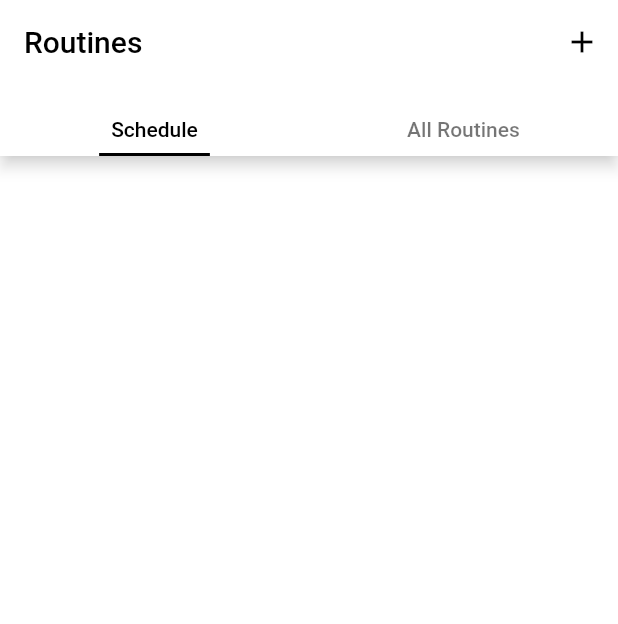
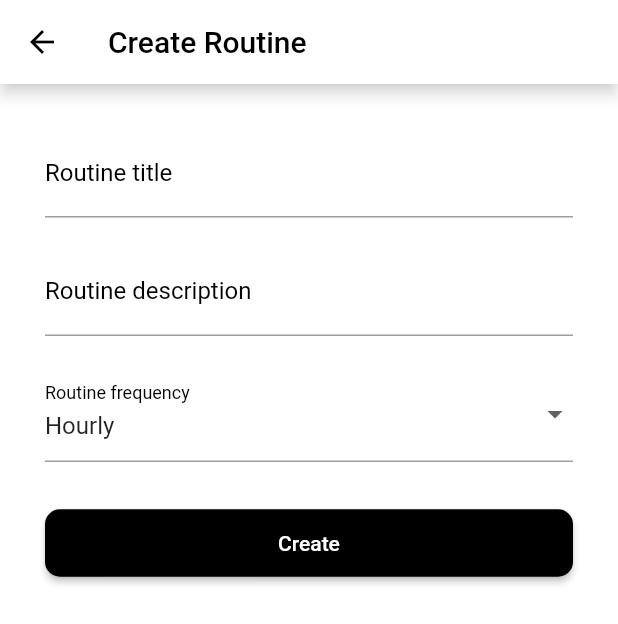
Before and after one commit to Deuque/Routine-Check-Application, a Flutter app: the screen it shows after launch, after a tap on the "add" icon, on a phone screen of 412 x 824 dp. Shown: the top 624 px of the screen. Run offline on Flutter 3.47's test engine with Material 2 defaults, Android fonts, the phone set to English and light mode, and no system bars; our stand-ins replace equatable, flutter_bloc, shared_preferences.

Commit message:
implemented create and edit routines, display routines and routine overview

```diff
--- /dev/null
+++ b/lib/bloc/routine_bloc_state.dart
@@ -0,0 +1,10 @@
+part of 'routine_bloc_cubit.dart';
+
+class RoutineBlocState extends Equatable {
+  final List<RoutineModel> routines;
+
+  const RoutineBlocState(this.routines);
+
+  @override
+  List<Object?> get props => [routines];
+}
--- /dev/null
+++ b/lib/data/routine_repository.dart
@@ -0,0 +1,7 @@
+import 'package:nomba/domain/routine_model.dart';
+
+abstract class RoutineRepository {
+  Future<Set<RoutineModel>> getRoutines();
+
+  Future<bool> saveRoutines(Set<RoutineModel> routines);
+}
--- /dev/null
+++ b/lib/data/routine_repository_impl.dart
@@ -0,0 +1,24 @@
+import 'dart:convert';
+
+import 'package:nomba/data/routine_repository.dart';
+import 'package:nomba/domain/routine_model.dart';
+import 'package:shared_preferences/shared_preferences.dart';
+
+class RoutineRepositoryImpl implements RoutineRepository {
+  Future<SharedPreferences> get _prefInstance =>
+      SharedPreferences.getInstance();
+
+  @override
+  Future<Set<RoutineModel>> getRoutines() async {
+    final instance = await _prefInstance;
+    final storedList = instance.getStringList('routines') ?? [];
+    return storedList.map((e) => RoutineModel.fromJson(jsonDecode(e))).toSet();
+  }
+
+  @override
+  Future<bool> saveRoutines(Set<RoutineModel> routines) async {
+    final instance = await _prefInstance;
+    final encodedStringList = routines.map((e) => jsonEncode(e)).toList();
+    return instance.setStringList('routines', encodedStringList);
+  }
+}
--- a/lib/domain/routine_model.dart
+++ b/lib/domain/routine_model.dart
@@ -5,14 +5,36 @@ class RoutineModel extends Equatable {
   final String title, description;
   final DateTime createdAt;
   final Set<DateTime> doneSessions;
+  final RoutineFrequency frequency;
 
   const RoutineModel({
     required this.title,
     required this.description,
     required this.createdAt,
     required this.doneSessions,
+    required this.frequency,
   });
+
+  Map<String, dynamic> toJson() => {
+        'title': title,
+        'description': description,
+        'frequency': frequency.name,
+        'createdAt': createdAt.toIso8601String(),
+        'doneSessions': doneSessions.map((e) => e.toIso8601String()).toList(),
+      };
+
+  static RoutineModel fromJson(Map<String, dynamic> json) => RoutineModel(
+        title: json['title'],
+        description: json['description'],
+        createdAt: DateTime.parse(json['createdAt']),
+        doneSessions:
+            List<String>.from(json['doneSessions']).map(DateTime.parse).toSet(),
+        frequency: RoutineFrequency.values
+            .firstWhere((e) => e.name == json['frequency']),
+      );
 
   @override
   List<Object?> get props => [title, description, createdAt, doneSessions];
 }
+
+enum RoutineFrequency { hourly, daily, weekly, monthly, yearly }
--- /dev/null
+++ b/lib/helpers/string_formatter.dart
@@ -0,0 +1,2 @@
+String toInitialCaps(String text) =>
+    text.substring(0, 1).toUpperCase() + text.substring(1).toLowerCase();
--- a/lib/main.dart
+++ b/lib/main.dart
@@ -1,5 +1,10 @@
 import 'package:flutter/material.dart';
-import 'package:nomba/presentation/routines.dart';
+import 'package:flutter_bloc/flutter_bloc.dart';
+import 'package:nomba/bloc/routine_bloc_cubit.dart';
+import 'package:nomba/data/routine_repository_impl.dart';
+import 'package:nomba/presentation/theme.dart';
+
+import 'presentation/routes.dart';
 
 void main() {
   runApp(const MyApp());
@@ -10,20 +15,14 @@ class MyApp extends StatelessWidget {
 
   @override
   Widget build(BuildContext context) {
-    return MaterialApp(
-      title: 'Nomba Test',
-      theme: ThemeData(
-        primaryColorDark: Colors.black,
-        primaryColor: Colors.black,
-        scaffoldBackgroundColor: Colors.white,
-        appBarTheme: AppBarTheme(
-          backgroundColor: Colors.white,
-          foregroundColor: Colors.black,
-          iconTheme: const IconThemeData(color: Colors.black),
-          shadowColor: Colors.grey[100],
-        ),
+    return BlocProvider(
+      create: (context) => RoutineBlocCubit(RoutineRepositoryImpl()),
+      child: MaterialApp(
+        title: 'Nomba Test',
+        theme: AppTheme.lightTheme,
+        onGenerateRoute: Routes.generateRoute,
+        initialRoute: '/',
       ),
-      home: const Routines(),
     );
   }
 }
--- /dev/null
+++ b/lib/presentation/routes.dart
@@ -0,0 +1,28 @@
+import 'package:flutter/cupertino.dart';
+import 'package:nomba/domain/routine_model.dart';
+import 'package:nomba/presentation/screens/create_or_edit_routine.dart';
+import 'package:nomba/presentation/screens/routines.dart';
+import 'package:nomba/presentation/screens/view_routine.dart';
+
+class Routes {
+  static Route<dynamic>? generateRoute(RouteSettings settings) {
+    switch (settings.name) {
+      case '/':
+        return CupertinoPageRoute(builder: (_) => const Routines());
+      case '/createOrEditRoutine':
+        return CupertinoPageRoute(
+          builder: (_) => CreateOrEditRoutine(
+            routineModel: settings.arguments as RoutineModel?,
+          ),
+        );
+      case '/viewRoutine':
+        return CupertinoPageRoute(
+          builder: (_) => ViewRoutine(
+            dateTime: settings.arguments as DateTime,
+          ),
+        );
+    }
+
+    return null;
+  }
+}
--- /dev/null
+++ b/lib/presentation/screens/create_or_edit_routine.dart
@@ -0,0 +1,192 @@
+import 'package:flutter/material.dart';
+import 'package:flutter_bloc/flutter_bloc.dart';
+import 'package:nomba/bloc/routine_bloc_cubit.dart';
+import 'package:nomba/domain/routine_model.dart';
+import 'package:nomba/helpers/string_formatter.dart';
+
+class CreateOrEditRoutine extends StatefulWidget {
+  final RoutineModel? routineModel;
+
+  const CreateOrEditRoutine({Key? key, this.routineModel}) : super(key: key);
+
+  @override
+  State<CreateOrEditRoutine> createState() => _CreateOrEditRoutineState();
+}
+
+class _CreateOrEditRoutineState extends State<CreateOrEditRoutine> {
+  final _formKey = GlobalKey<FormState>();
+  String? title, description;
+  RoutineFrequency? _frequency = RoutineFrequency.hourly;
+  final _loading = ValueNotifier(false);
+  late final bool _isEditing;
+
+  @override
+  void initState() {
+    super.initState();
+    _isEditing = widget.routineModel != null;
+    if (_isEditing) {
+      title = widget.routineModel!.title;
+      description = widget.routineModel!.description;
+      _frequency = widget.routineModel!.frequency;
+    }
+  }
+
+  @override
+  Widget build(BuildContext context) {
+    return Scaffold(
+      appBar: AppBar(
+        title: Text(_isEditing ? 'Edit Routine' : 'Create Routine'),
+      ),
+      body: GestureDetector(
+        onTap: () => FocusManager.instance.primaryFocus?.unfocus(),
+        child: SingleChildScrollView(
+          padding: const EdgeInsets.symmetric(horizontal: 30),
+          child: Form(
+            key: _formKey,
+            child: Column(
+              crossAxisAlignment: CrossAxisAlignment.stretch,
+              children: [
+                const SizedBox(
+                  height: 30,
+                ),
+                TextFormField(
+                  initialValue: title,
+                  decoration: const InputDecoration(
+                    labelText: 'Routine title',
+                  ),
+                  textInputAction: TextInputAction.next,
+                  validator: validator,
+                  onSaved: (v) => title = v,
+                ),
+                const SizedBox(
+                  height: 20,
+                ),
+                TextFormField(
+                  initialValue: description,
+                  decoration: const InputDecoration(
+                    labelText: 'Routine description',
+                  ),
+                  textInputAction: TextInputAction.done,
+                  maxLines: 4,
+                  minLines: 1,
+                  validator: validator,
+                  onSaved: (v) => description = v,
+                ),
+                if (!_isEditing) ...[
+                  const SizedBox(
+                    height: 20,
+                  ),
+                  DropdownButtonFormField<RoutineFrequency>(
+                    value: _frequency,
+                    items: RoutineFrequency.values
+                        .map(
+                          (f) => DropdownMenuItem<RoutineFrequency>(
+                            value: f,
+                            child: Text(toInitialCaps(f.name)),
+                          ),
+                        )
+                        .toList(),
+                    decoration: const InputDecoration(
+                      labelText: 'Routine frequency',
+                    ),
+                    onChanged: (v) => setState(() => _frequency = v),
+                    validator: validator,
+                    onSaved: (v) => _frequency = v,
+                  ),
+                ],
+                const SizedBox(
+                  height: 30,
+                ),
+                ValueListenableBuilder<bool>(
+                  valueListenable: _loading,
+                  builder: (context, loading, child) {
+                    return ElevatedButton(
+                      onPressed: loading ? null : _onSubmit,
+                      child: Text(_isEditing ? 'Edit' : 'Create'),
+                    );
+                  },
+                ),
+                const SizedBox(
+                  height: 30,
+                ),
+              ],
+            ),
+          ),
+        ),
+      ),
+    );
+  }
+
+  String? validator(dynamic v) {
+    bool isValid;
+    if (v is String) {
+      isValid = v.isNotEmpty == true;
+    } else {
+      isValid = v != null;
+    }
+
+    return isValid ? null : 'Required Field';
+  }
+
+  void _onSubmit() async {
+    final formState = _formKey.currentState;
+    if (formState == null || !formState.validate()) return;
+    formState.save();
+
+    if (_isEditing) {
+      _onEdit();
+    } else {
+      _onCreate();
+    }
+  }
+
+  void _onEdit() async {
+    _loading.value = true;
+
+    final model = RoutineModel(
+      title: title!,
+      description: description!,
+      createdAt: widget.routineModel!.createdAt,
+      doneSessions: widget.routineModel!.doneSessions,
+      frequency: widget.routineModel!.frequency,
+    );
+
+    final snackBarMessenger = ScaffoldMessenger.of(context);
+    final navigator = Navigator.of(context);
+
+    final response =
+        await BlocProvider.of<RoutineBlocCubit>(context).editRoutine(model);
+
+    if (response != null) {
+      snackBarMessenger.showSnackBar(SnackBar(content: Text(response)));
+      _loading.value = false;
+    } else {
+      navigator.pop();
+    }
+  }
+
+  void _onCreate() async {
+    _loading.value = true;
+
+    final model = RoutineModel(
+      title: title!,
+      description: description!,
+      createdAt: DateTime.now(),
+      doneSessions: const {},
+      frequency: _frequency!,
+    );
+
+    final snackBarMessenger = ScaffoldMessenger.of(context);
+    final navigator = Navigator.of(context);
+
+    final response = await BlocProvider.of<RoutineBlocCubit>(context)
+        .createNewRoutine(model);
+
+    if (response != null) {
+      snackBarMessenger.showSnackBar(SnackBar(content: Text(response)));
+      _loading.value = false;
+    } else {
+      navigator.pop();
+    }
+  }
+}
--- a/lib/presentation/routines.dart
+++ b/lib/presentation/screens/routines.dart
@@ -1,4 +1,7 @@
 import 'package:flutter/material.dart';
+import 'package:flutter_bloc/flutter_bloc.dart';
+import 'package:nomba/bloc/routine_bloc_cubit.dart';
+import 'package:nomba/presentation/tabs/all_routines_tab.dart';
 
 class Routines extends StatefulWidget {
   const Routines({Key? key}) : super(key: key);
@@ -9,12 +12,13 @@ class Routines extends StatefulWidget {
 
 class _RoutinesState extends State<Routines>
     with SingleTickerProviderStateMixin {
-  late TabController controller;
+  late TabController _tabController;
 
   @override
   void initState() {
     super.initState();
-    controller = TabController(length: 2, vsync: this);
+    _tabController = TabController(length: 2, vsync: this);
+    BlocProvider.of<RoutineBlocCubit>(context).loadRoutines();
   }
 
   @override
@@ -23,7 +27,13 @@ class _RoutinesState extends State<Routines>
       appBar: AppBar(
         title: const Text('Routines'),
         centerTitle: false,
-        actions: [IconButton(onPressed: () {}, icon: const Icon(Icons.add))],
+        actions: [
+          IconButton(
+            onPressed: () =>
+                Navigator.pushNamed(context, '/createOrEditRoutine'),
+            icon: const Icon(Icons.add),
+          )
+        ],
         bottom: TabBar(
           tabs: const ['Schedule', 'All Routines']
               .map(
@@ -37,8 +47,12 @@ class _RoutinesState extends State<Routines>
           unselectedLabelColor: Colors.black54,
           indicatorColor: Colors.black,
           indicatorSize: TabBarIndicatorSize.label,
-          controller: controller,
+          controller: _tabController,
         ),
+      ),
+      body: TabBarView(
+        controller: _tabController,
+        children: const [SizedBox.shrink(), AllRoutinesTab()],
       ),
     );
   }
--- /dev/null
+++ b/lib/presentation/theme.dart
@@ -0,0 +1,38 @@
+import 'package:flutter/material.dart';
+
+class AppTheme {
+  static final lightTheme = ThemeData(
+    primaryColorDark: Colors.black,
+    primaryColor: Colors.black,
+    scaffoldBackgroundColor: Colors.white,
+    appBarTheme: AppBarTheme(
+      backgroundColor: Colors.white,
+      foregroundColor: Colors.black,
+      iconTheme: const IconThemeData(color: Colors.black),
+      shadowColor: Colors.grey[100],
+    ),
+    inputDecorationTheme: const InputDecorationTheme(
+      labelStyle: TextStyle(color: Colors.black),
+      focusedBorder: UnderlineInputBorder(
+        borderSide: BorderSide(color: Colors.black),
+      ),
+    ),
+    elevatedButtonTheme: ElevatedButtonThemeData(
+      style: ElevatedButton.styleFrom(
+        fixedSize: const Size.fromHeight(45),
+        primary: Colors.black,
+        shape: RoundedRectangleBorder(borderRadius: BorderRadius.circular(10)),
+      ),
+    ),
+    outlinedButtonTheme: OutlinedButtonThemeData(
+      style: OutlinedButton.styleFrom(
+        side: const BorderSide(width: 0.5, color: Colors.black),
+        fixedSize: const Size.fromHeight(45),
+        primary: Colors.black,
+        shape: RoundedRectangleBorder(
+          borderRadius: BorderRadius.circular(10),
+        ),
+      ),
+    ),
+  );
+}
--- a/pubspec.yaml
+++ b/pubspec.yaml
@@ -11,6 +11,7 @@ dependencies:
   flutter_bloc: ^8.0.1
   equatable: ^2.0.3
   bloc_test: ^9.0.3
+  shared_preferences:
 
 dev_dependencies:
   flutter_test:
```
Also changed, not shown: lib/bloc/routine_bloc_cubit.dart (added, +67 -0 lines), lib/presentation/screens/view_routine.dart (added, +94 -0 lines), lib/presentation/tabs/all_routines_tab.dart (added, +41 -0 lines), lib/presentation/widgets/routine_layout.dart (added, +70 -0 lines), pubspec.lock, 6 other files.
